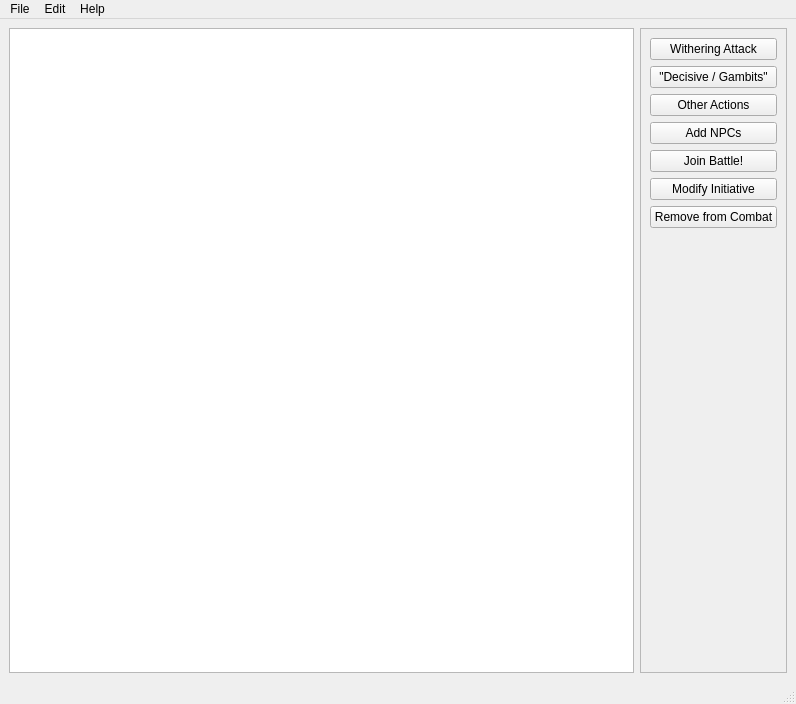
Old version of the form main_window.ui in the repository ErikSeguinte/ex-3e-tracker-Python.
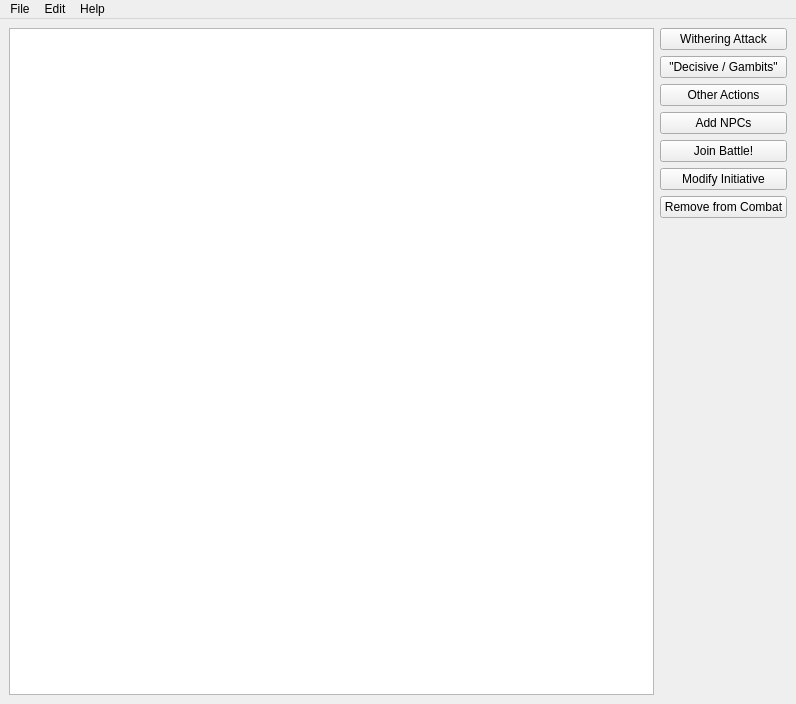
New version of the form.

```diff
--- a/main_window.ui
+++ b/main_window.ui
@@ -19,13 +19,6 @@
      <widget class="QTableView" name="tableView"/>
     </item>
     <item>
-     <widget class="QFrame" name="frame">
-      <property name="frameShape">
-       <enum>QFrame::StyledPanel</enum>
-      </property>
-      <property name="frameShadow">
-       <enum>QFrame::Raised</enum>
-      </property>
       <layout class="QVBoxLayout" name="verticalLayout">
        <item>
         <widget class="QPushButton" name="Withering_btn">
@@ -84,13 +77,12 @@
          <property name="sizeHint" stdset="0">
           <size>
            <width>20</width>
-           <height>40</height>
+          <height>662</height>
           </size>
          </property>
         </spacer>
        </item>
       </layout>
-     </widget>
     </item>
    </layout>
   </widget>
@@ -124,7 +116,6 @@
    <addaction name="menuEdit"/>
    <addaction name="menuHelp"/>
   </widget>
-  <widget class="QStatusBar" name="statusbar"/>
   <action name="actionQuit">
    <property name="text">
     <string>Quit</string>
```
Left out of the diff: 6 changed lines with no effect on the pictures. Lines whose indentation alone changed are shown as unchanged.
